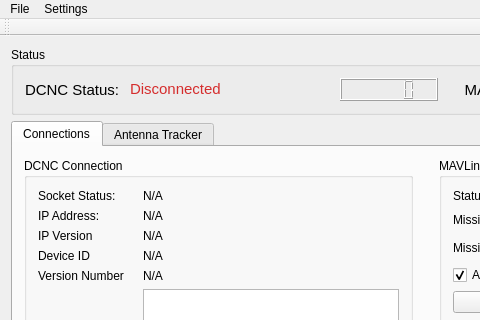
First picture: the form in gcomcontroller.ui, repository Rainerino/GCOM, before the edit; both pictures show x 0 to 480 and y 0 to 320 of the 910 by 582 pixel window.
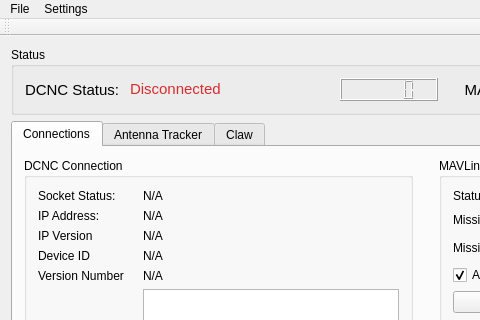
Second picture: the form after the edit. The open tabs and pages were chosen to show the change.

Patch:
```diff
--- a/gcomcontroller.ui
+++ b/gcomcontroller.ui
@@ -535,6 +535,11 @@
         </property>
        </widget>
       </widget>
+      <widget class="QWidget" name="tab">
+       <attribute name="title">
+        <string>Claw</string>
+       </attribute>
+      </widget>
      </widget>
     </item>
    </layout>
```
Left out of the diff: 4 changed lines with no effect on the pictures.
